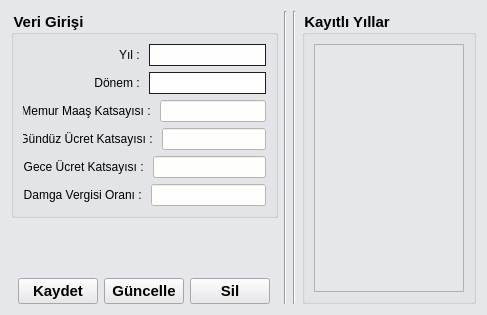
halitmusa/EkDers, file add_database.ui: the form before one commit.
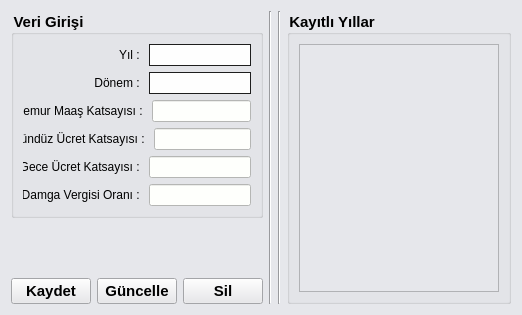
The form after the commit. Icons and pictures are not drawn.

The edit to the form file:
```diff
--- a/add_database.ui
+++ b/add_database.ui
@@ -6,7 +6,7 @@
    <rect>
     <x>0</x>
     <y>0</y>
-    <width>487</width>
+    <width>517</width>
     <height>315</height>
    </rect>
   </property>
@@ -701,6 +701,12 @@
        <layout class="QGridLayout" name="gridLayout">
         <item row="0" column="0">
          <widget class="QListWidget" name="lw_recorded_years">
+          <property name="minimumSize">
+           <size>
+            <width>200</width>
+            <height>0</height>
+           </size>
+          </property>
           <property name="maximumSize">
            <size>
             <width>150</width>
```
